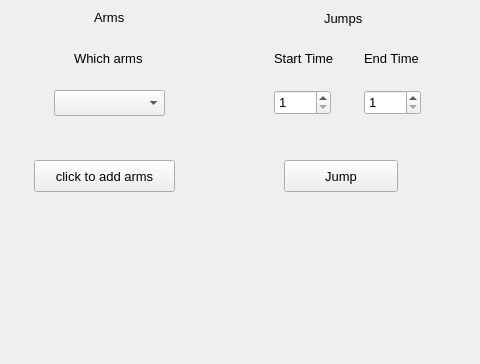
The window that resources/widget/PhysicWidget/Widget.ui (cnbdragon/GundamPy) describes before a commit, drawn with Qt 5; both pictures show x 216 to 696 and y 0 to 364 of the 801 by 364 pixel window.
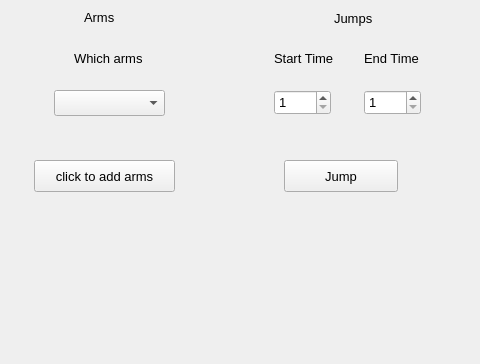
The same window after the commit.

```diff
--- a/resources/widget/PhysicWidget/Widget.ui
+++ b/resources/widget/PhysicWidget/Widget.ui
@@ -184,12 +184,18 @@
   <widget class="QLabel" name="armLabel">
    <property name="geometry">
     <rect>
-     <x>310</x>
+     <x>300</x>
      <y>10</y>
      <width>62</width>
      <height>16</height>
     </rect>
    </property>
+   <property name="font">
+    <font>
+     <family>Arial</family>
+     <pointsize>10</pointsize>
+    </font>
+   </property>
    <property name="text">
     <string>&lt;html&gt;&lt;head/&gt;&lt;body&gt;&lt;p&gt;Arms&lt;/p&gt;&lt;/body&gt;&lt;/html&gt;</string>
    </property>
@@ -284,12 +290,18 @@
   <widget class="QLabel" name="label_2">
    <property name="geometry">
     <rect>
-     <x>540</x>
+     <x>550</x>
      <y>10</y>
      <width>62</width>
      <height>16</height>
     </rect>
    </property>
+   <property name="font">
+    <font>
+     <family>Arial</family>
+     <pointsize>10</pointsize>
+    </font>
+   </property>
    <property name="text">
     <string>Jumps</string>
    </property>
```
Left out of the diff: 38 changed lines with no effect on the pictures.
